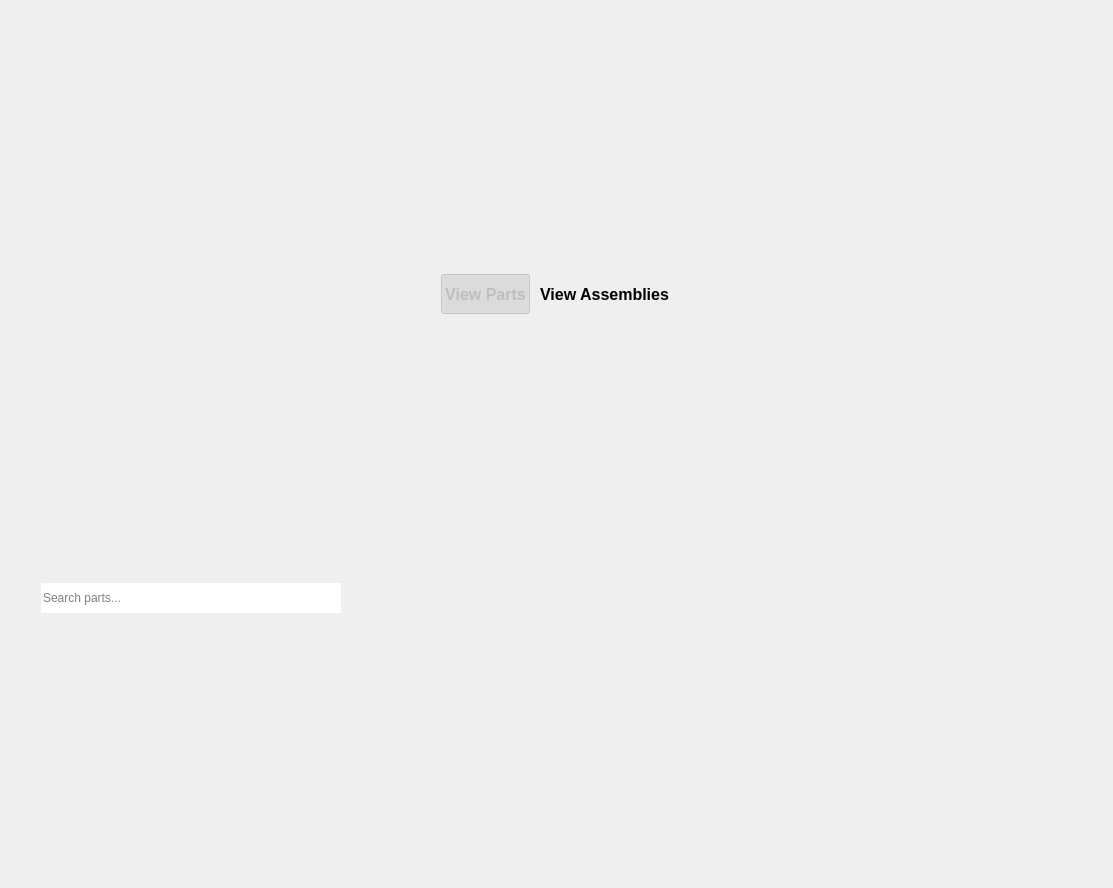
Old version of the form ui/widgets/workspace_tab_widget.ui in the repository TheCodingJsoftware/Invigo.
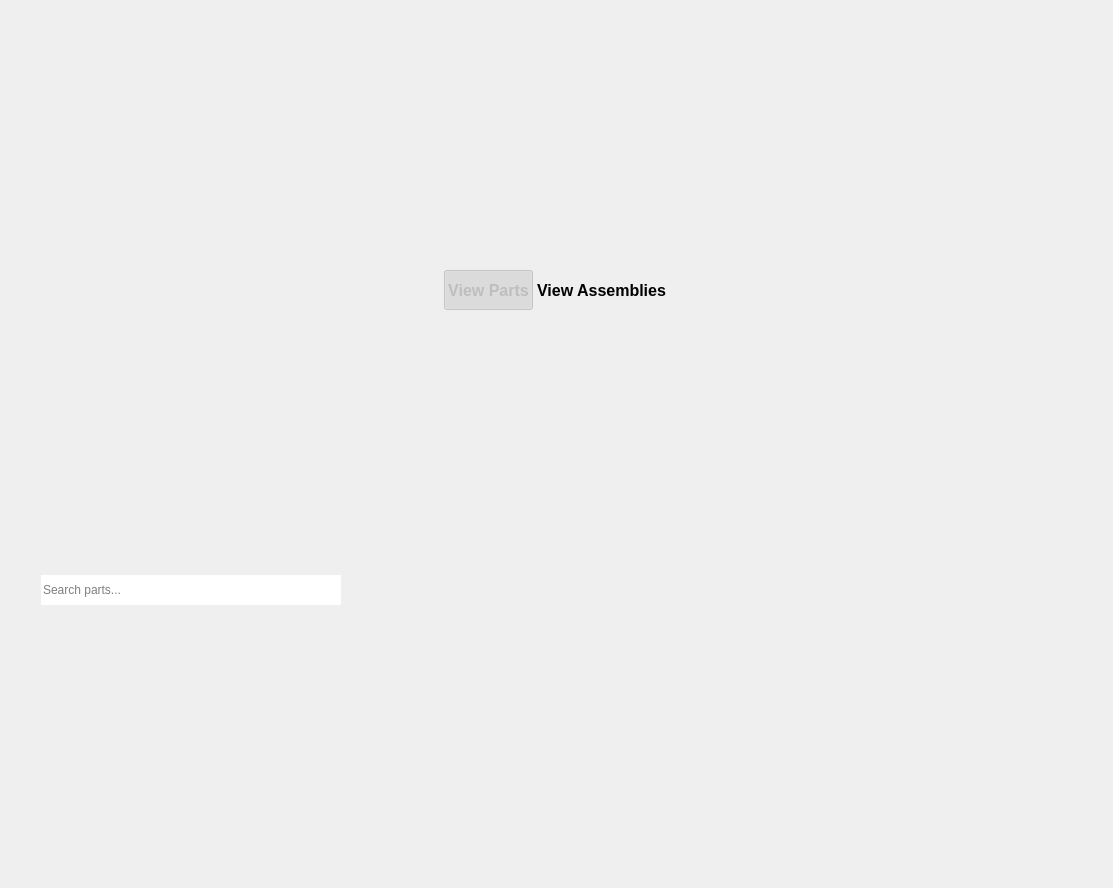
New version of the form. Icons and pictures are not drawn.

```diff
--- a/ui/widgets/workspace_tab_widget.ui
+++ b/ui/widgets/workspace_tab_widget.ui
@@ -13,7 +13,10 @@
   <property name="windowTitle">
    <string>Form</string>
   </property>
-  <layout class="QVBoxLayout" name="verticalLayout_2" stretch="0,0,0,1">
+  <layout class="QVBoxLayout" name="verticalLayout_2" stretch="0,0,0,0,0,0,1">
+   <property name="spacing">
+    <number>0</number>
+   </property>
    <item>
     <layout class="QHBoxLayout" name="horizontalLayout_3">
      <item>
@@ -118,6 +121,22 @@
      </item>
     </layout>
    </item>
+   <item>
+    <spacer name="verticalSpacer_2">
+     <property name="orientation">
+      <enum>Qt::Orientation::Vertical</enum>
+     </property>
+     <property name="sizeType">
+      <enum>QSizePolicy::Policy::Fixed</enum>
+     </property>
+     <property name="sizeHint" stdset="0">
+      <size>
+       <width>20</width>
+       <height>6</height>
+      </size>
+     </property>
+    </spacer>
+   </item>
    <item>
     <layout class="QHBoxLayout" name="horizontalLayout" stretch="0,0,0,0">
      <property name="spacing">
@@ -249,6 +268,38 @@
      </item>
     </layout>
    </item>
+   <item>
+    <spacer name="verticalSpacer_3">
+     <property name="orientation">
+      <enum>Qt::Orientation::Vertical</enum>
+     </property>
+     <property name="sizeType">
+      <enum>QSizePolicy::Policy::Fixed</enum>
+     </property>
+     <property name="sizeHint" stdset="0">
+      <size>
+       <width>20</width>
+       <height>6</height>
+      </size>
+     </property>
+    </spacer>
+   </item>
+   <item>
+    <spacer name="verticalSpacer">
+     <property name="orientation">
+      <enum>Qt::Orientation::Vertical</enum>
+     </property>
+     <property name="sizeType">
+      <enum>QSizePolicy::Policy::Fixed</enum>
+     </property>
+     <property name="sizeHint" stdset="0">
+      <size>
+       <width>20</width>
+       <height>6</height>
+      </size>
+     </property>
+    </spacer>
+   </item>
    <item>
     <layout class="QHBoxLayout" name="tags_layout">
      <property name="spacing">
```
Left out of the diff: 6 changed lines with no effect on the pictures.
